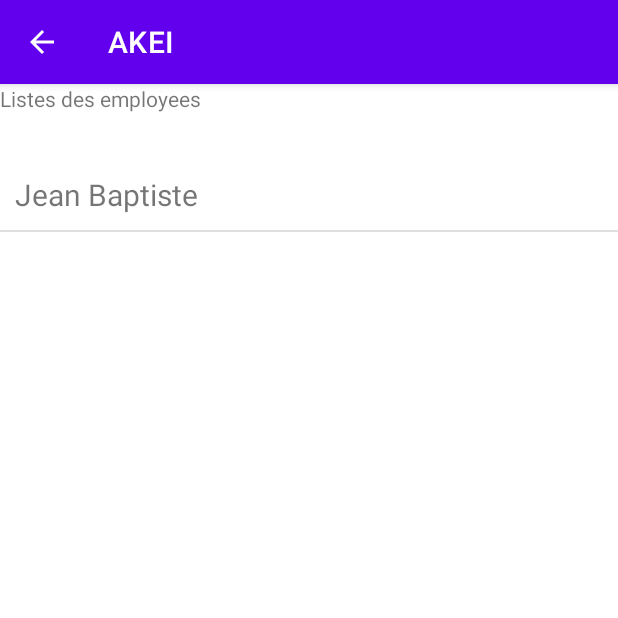
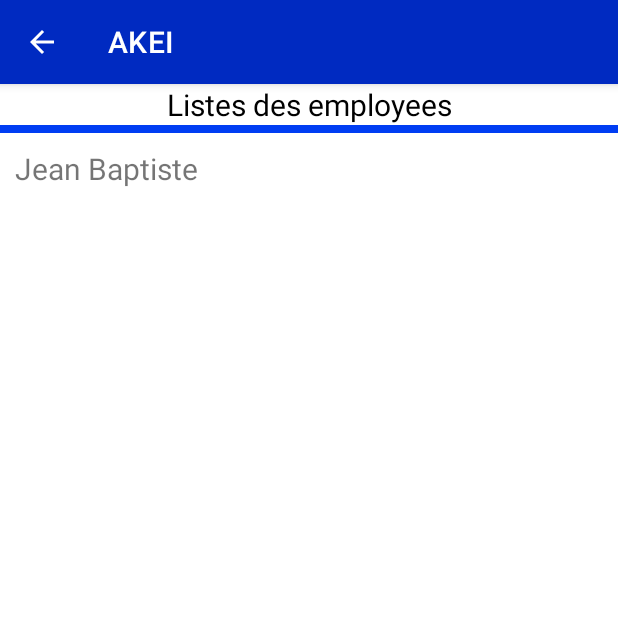
Before and after one commit to IbanEtchep/ApAkei, an Android app: the EmployeListActivity screen opened directly, with no data from a screen before it, on a phone screen of 412 x 824 dp, the top half of it. Run offline under Robolectric (Android 15) with nearby library versions, the phone set to English and light mode, and no system bars; 1 statement that could not run was skipped.

Commit message:
flo style fini

```diff
--- a/app/src/main/res/layout/activity_employe_list.xml
+++ b/app/src/main/res/layout/activity_employe_list.xml
@@ -1,15 +1,23 @@
 <?xml version="1.0" encoding="utf-8"?>
 <LinearLayout xmlns:android="http://schemas.android.com/apk/res/android"
     android:layout_width="match_parent"
-    android:layout_height="match_parent"
+    android:layout_height="wrap_content"
     android:orientation="vertical">
 
     <TextView
         android:id="@+id/tv_title3"
         android:layout_width="match_parent"
-        android:layout_height="100dp"
-        android:layout_weight="1"
-        android:text="Listes des employees" />
+        android:layout_height="wrap_content"
+        android:text="Listes des employees"
+        android:textAlignment="center"
+        android:textColor="#000000"
+        android:textSize="20dp" />
+
+    <View
+        android:id="@+id/view2"
+        android:layout_width="match_parent"
+        android:layout_height="5dp"
+        android:background="#003DF3" />
 
     <ListView
         android:id="@+id/lv_rayonsR"
--- a/app/src/main/res/values/themes.xml
+++ b/app/src/main/res/values/themes.xml
@@ -2,8 +2,8 @@
     <!-- Base application theme. -->
     <style name="Theme.ApAkei" parent="Theme.MaterialComponents.DayNight.DarkActionBar">
         <!-- Primary brand color. -->
-        <item name="colorPrimary">@color/purple_500</item>
-        <item name="colorPrimaryVariant">@color/purple_700</item>
+        <item name="colorPrimary">#002AC1</item>
+        <item name="colorPrimaryVariant">#3953FF</item>
         <item name="colorOnPrimary">@color/white</item>
         <!-- Secondary brand color. -->
         <item name="colorSecondary">@color/teal_200</item>
```
Also changed, not shown: app/src/main/res/layout/activity_employe_detail.xml (+11 -0 lines), app/src/main/res/layout/activity_rayonmagasin.xml (+11 -3 lines).
